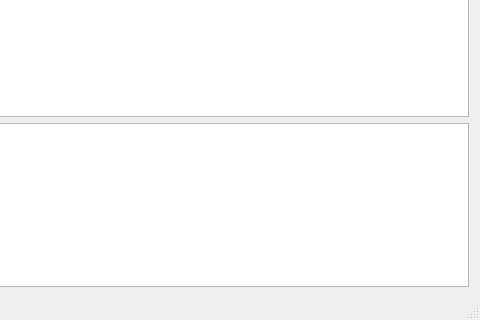
Old version of the form qTestLibRunner/mainwindow.ui in the repository pioupus/qTestLibRunner; both pictures show x 425 to 905 and y 94 to 414 of the 905 by 414 pixel window.
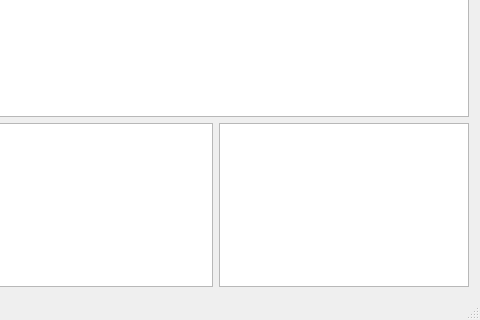
New version of the form. Icons and pictures are not drawn.

Commit message: -closes #2 -closes #3

The edit to the form file:
```diff
--- a/qTestLibRunner/mainwindow.ui
+++ b/qTestLibRunner/mainwindow.ui
@@ -18,18 +18,8 @@
     <normaloff>:/prefix/smile_happy.ico</normaloff>:/prefix/smile_happy.ico</iconset>
   </property>
   <widget class="QWidget" name="centralWidget">
-   <layout class="QGridLayout" name="gridLayout">
-    <item row="1" column="0">
-     <widget class="QPlainTextEdit" name="txtLog">
-      <property name="readOnly">
-       <bool>true</bool>
-      </property>
-      <property name="tabStopWidth">
-       <number>80</number>
-      </property>
-     </widget>
-    </item>
-    <item row="0" column="0">
+   <layout class="QVBoxLayout" name="verticalLayout">
+    <item>
      <widget class="QTreeWidget" name="treeWidget">
       <column>
        <property name="text">
@@ -53,6 +43,27 @@
       </column>
      </widget>
     </item>
+    <item>
+     <layout class="QHBoxLayout" name="horizontalLayout">
+      <item>
+       <widget class="QPlainTextEdit" name="txtLog">
+        <property name="textInteractionFlags">
+         <set>Qt::TextBrowserInteraction</set>
+        </property>
+       </widget>
+      </item>
+      <item>
+       <widget class="QListWidget" name="listLinks">
+        <property name="maximumSize">
+         <size>
+          <width>250</width>
+          <height>16777215</height>
+         </size>
+        </property>
+       </widget>
+      </item>
+     </layout>
+    </item>
    </layout>
   </widget>
   <widget class="QMenuBar" name="menuBar">
```
The commit also changes 2 other files.
